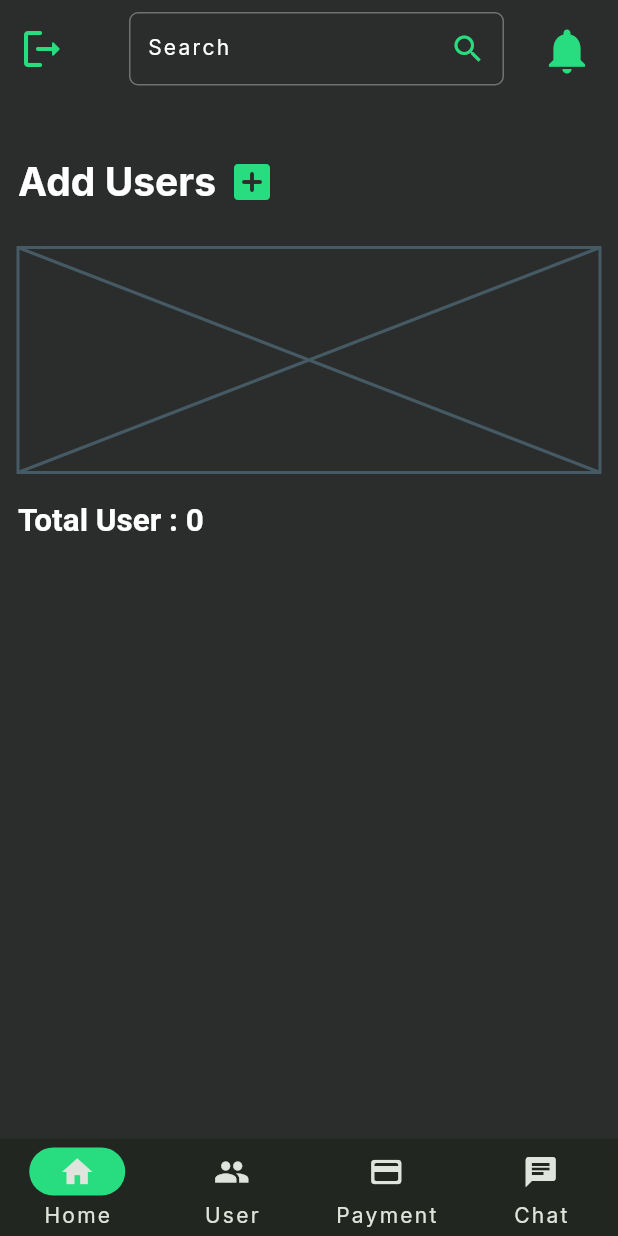
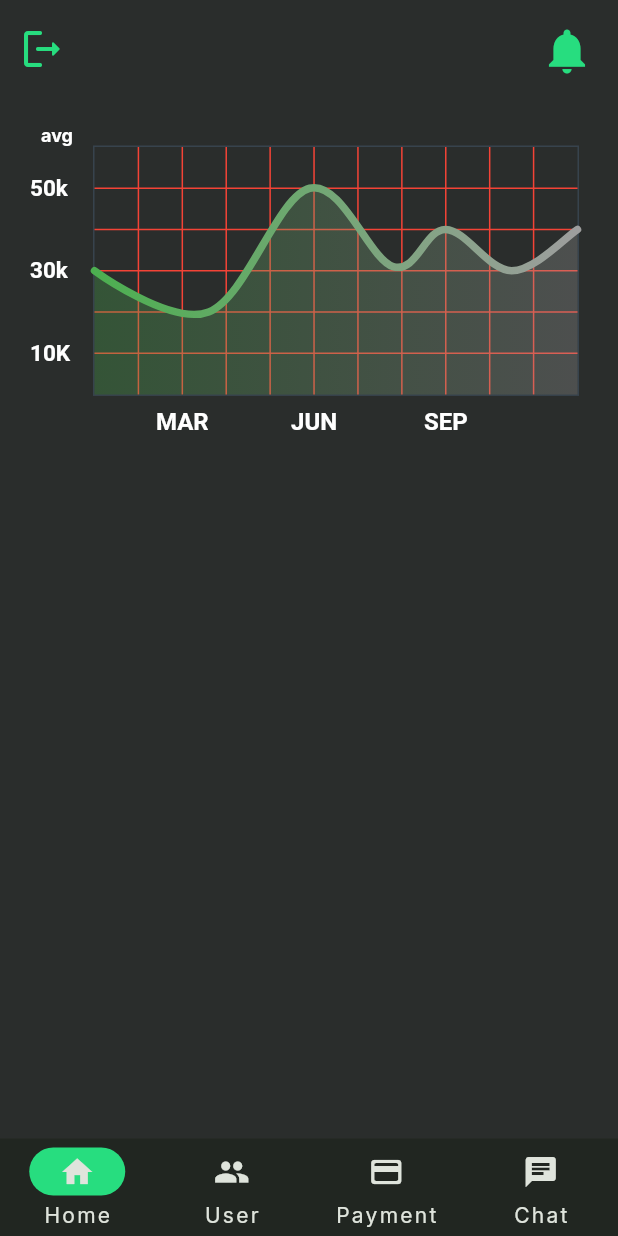
Before and after one commit to Vrindtime/PowerStone, a Flutter app: the screen it shows once a user with an empty profile is signed in, on a phone screen of 412 x 824 dp. Run offline on Flutter 3.47's test engine with Material 3 defaults, Android fonts, the phone set to English and light mode, and no system bars; drawn by our look-alikes of fl_chart; our stand-ins replace cloud_firestore, dropdown_button2, firebase_auth, firebase_core, firebase_storage, google_fonts and 3 more; accounts and stored records are empty.

Commit message:
fixed getting signout in create user page and added home screen with graph

```diff
--- /dev/null
+++ b/lib/common/monthly_fl_chart.dart
@@ -0,0 +1,291 @@
+import 'package:fl_chart/fl_chart.dart';
+import 'package:flutter/material.dart';
+
+class MonthlyFlowChart extends StatefulWidget {
+  const MonthlyFlowChart({super.key});
+
+  @override
+  State<MonthlyFlowChart> createState() => _MonthlyFlowChartState();
+}
+
+class _MonthlyFlowChartState extends State<MonthlyFlowChart> {
+  List<Color> gradientColors = [
+    Colors.green,
+    Colors.grey,
+  ];
+
+  bool showAvg = false;
+
+  @override
+  Widget build(BuildContext context) {
+    return Stack(
+      children: <Widget>[
+        AspectRatio(
+          aspectRatio: 1.70,
+          child: Padding(
+            padding: const EdgeInsets.only(
+              right: 18,
+              left: 12,
+              top: 24,
+              bottom: 12,
+            ),
+            child: LineChart(
+              showAvg ? avgData() : mainData(),
+            ),
+          ),
+        ),
+        SizedBox(
+          width: 60,
+          height: 34,
+          child: TextButton(
+            onPressed: () {
+              setState(() {
+                showAvg = !showAvg;
+              });
+            },
+            child: Text(
+              'avg',
+              style: TextStyle(
+                fontSize: 12,
+                color: showAvg ? Colors.white.withOpacity(0.5) : Colors.white,
+              ),
+            ),
+          ),
+        ),
+      ],
+    );
+  }
+
+  Widget bottomTitleWidgets(double value, TitleMeta meta) {
+    const style = TextStyle(
+      fontWeight: FontWeight.bold,
+      fontSize: 16,
+    );
+    Widget text;
+    switch (value.toInt()) {
+      case 2:
+        text = const Text('MAR', style: style);
+        break;
+      case 5:
+        text = const Text('JUN', style: style);
+        break;
+      case 8:
+        text = const Text('SEP', style: style);
+        break;
+      default:
+        text = const Text('', style: style);
+        break;
+    }
+
+    return SideTitleWidget(
+      axisSide: meta.axisSide,
+      child: text,
+    );
+  }
+
+  Widget leftTitleWidgets(double value, TitleMeta meta) {
+    const style = TextStyle(
+      fontWeight: FontWeight.bold,
+      fontSize: 15,
+    );
+    String text;
+    switch (value.toInt()) {
+      case 1:
+        text = '10K';
+        break;
+      case 3:
+        text = '30k';
+        break;
+      case 5:
+        text = '50k';
+        break;
+      default:
+        return Container();
+    }
+
+    return Text(text, style: style, textAlign: TextAlign.left);
+  }
+
+  LineChartData mainData() {
+    return LineChartData(
+      gridData: FlGridData(
+        show: true,
+        drawVerticalLine: true,
+        horizontalInterval: 1,
+        verticalInterval: 1,
+        getDrawingHorizontalLine: (value) {
+          return const FlLine(
+            color: Colors.red,
+            strokeWidth: 1,
+          );
+        },
+        getDrawingVerticalLine: (value) {
+          return const FlLine(
+            color: Colors.red,
+            strokeWidth: 1,
+          );
+        },
+      ),
+      titlesData: FlTitlesData(
+        show: true,
+        rightTitles: const AxisTitles(
+          sideTitles: SideTitles(showTitles: false),
+        ),
+        topTitles: const AxisTitles(
+          sideTitles: SideTitles(showTitles: false),
+        ),
+        bottomTitles: AxisTitles(
+          sideTitles: SideTitles(
+            showTitles: true,
+            reservedSize: 30,
+            interval: 1,
+            getTitlesWidget: bottomTitleWidgets,
+          ),
+        ),
+        leftTitles: AxisTitles(
+          sideTitles: SideTitles(
+            showTitles: true,
+            interval: 1,
+            getTitlesWidget: leftTitleWidgets,
+            reservedSize: 42,
+          ),
+        ),
+      ),
+      borderData: FlBorderData(
+        show: true,
+        border: Border.all(color: const Color(0xff37434d)),
+      ),
+      minX: 0,
+      maxX: 11,
+      minY: 0,
+      maxY: 6,
+      lineBarsData: [
+        LineChartBarData(
+          spots: const [
+            FlSpot(0, 3),
+            FlSpot(2.6, 2),
+            FlSpot(4.9, 5),
+            FlSpot(6.8, 3.1),
+            FlSpot(8, 4),
+            FlSpot(9.5, 3),
+            FlSpot(11, 4),
+          ],
+          isCurved: true,
+          gradient: LinearGradient(
+            colors: gradientColors,
+          ),
+          barWidth: 5,
+          isStrokeCapRound: true,
+          dotData: const FlDotData(
+            show: false,
+          ),
+          belowBarData: BarAreaData(
+            show: true,
+            gradient: LinearGradient(
+              colors: gradientColors
+                  .map((color) => color.withOpacity(0.3))
+                  .toList(),
+            ),
+          ),
+        ),
+      ],
+    );
+  }
+
+  LineChartData avgData() {
+    return LineChartData(
+      lineTouchData: const LineTouchData(enabled: false),
+      gridData: FlGridData(
+        show: true,
+        drawHorizontalLine: true,
+        verticalInterval: 1,
+        horizontalInterval: 1,
+        getDrawingVerticalLine: (value) {
+          return const FlLine(
+            color: Color(0xff37434d),
+            strokeWidth: 1,
+          );
+        },
+        getDrawingHorizontalLine: (value) {
+          return const FlLine(
+            color: Color(0xff37434d),
+            strokeWidth: 1,
+          );
+        },
+      ),
+      titlesData: FlTitlesData(
+        show: true,
+        bottomTitles: AxisTitles(
+          sideTitles: SideTitles(
+            showTitles: true,
+            reservedSize: 30,
+            getTitlesWidget: bottomTitleWidgets,
+            interval: 1,
+          ),
+        ),
+        leftTitles: AxisTitles(
+          sideTitles: SideTitles(
+            showTitles: true,
+            getTitlesWidget: leftTitleWidgets,
+            reservedSize: 42,
+            interval: 1,
+          ),
+        ),
+        topTitles: const AxisTitles(
+          sideTitles: SideTitles(showTitles: false),
+        ),
+        rightTitles: const AxisTitles(
+          sideTitles: SideTitles(showTitles: false),
+        ),
+      ),
+      borderData: FlBorderData(
+        show: true,
+        border: Border.all(color: const Color(0xff37434d)),
+      ),
+      minX: 0,
+      maxX: 11,
+      minY: 0,
+      maxY: 6,
+      lineBarsData: [
+        LineChartBarData(
+          spots: const [
+            FlSpot(0, 3.44),
+            FlSpot(2.6, 3.44),
+            FlSpot(4.9, 3.44),
+            FlSpot(6.8, 3.44),
+            FlSpot(8, 3.44),
+            FlSpot(9.5, 3.44),
+            FlSpot(11, 3.44),
+          ],
+          isCurved: true,
+          gradient: LinearGradient(
+            colors: [
+              ColorTween(begin: gradientColors[0], end: gradientColors[1])
+                  .lerp(0.2)!,
+              ColorTween(begin: gradientColors[0], end: gradientColors[1])
+                  .lerp(0.2)!,
+            ],
+          ),
+          barWidth: 5,
+          isStrokeCapRound: true,
+          dotData: const FlDotData(
+            show: false,
+          ),
+          belowBarData: BarAreaData(
+            show: true,
+            gradient: LinearGradient(
+              colors: [
+                ColorTween(begin: gradientColors[0], end: gradientColors[1])
+                    .lerp(0.2)!
+                    .withOpacity(0.1),
+                ColorTween(begin: gradientColors[0], end: gradientColors[1])
+                    .lerp(0.2)!
+                    .withOpacity(0.1),
+              ],
+            ),
+          ),
+        ),
+      ],
+    );
+  }
+}
--- a/lib/navigation_menu.dart
+++ b/lib/navigation_menu.dart
@@ -1,5 +1,6 @@
 import 'package:flutter/material.dart';
 import 'package:powerstone/pages/chat_page.dart';
+import 'package:powerstone/pages/home_page.dart';
 import 'package:powerstone/pages/payment_page.dart';
 import 'package:powerstone/pages/userdetails.dart';
 
@@ -34,7 +35,7 @@
         ],
       ),
       body: [
-        const UserDetails(),
+        const HomePage(),
         const UserDetails(),
         const PaymentPage(),
         const ChatPage(),
--- a/lib/pages/create_user.dart
+++ b/lib/pages/create_user.dart
@@ -150,7 +150,6 @@
         elevation: 0,
         leading: IconButton(
           onPressed: () async {
-            await FirebaseAuth.instance.signOut();
             Navigator.of(context).pop();
           },
           icon: const Icon(Icons.arrow_back_ios),
--- /dev/null
+++ b/lib/pages/home_page.dart
@@ -0,0 +1,62 @@
+import 'package:firebase_auth/firebase_auth.dart';
+import 'package:flutter/material.dart';
+import 'package:powerstone/common/monthly_fl_chart.dart';
+import 'package:powerstone/common/notification.dart';
+import 'package:powerstone/pages/loginPage.dart';
+
+class HomePage extends StatefulWidget {
+  const HomePage({super.key});
+
+  @override
+  State<HomePage> createState() => _HomePageState();
+}
+
+class _HomePageState extends State<HomePage> {
+  @override
+  Widget build(BuildContext context) {
+    return Scaffold(
+      appBar: customAppBar(context),
+      body: const Padding(
+        padding: EdgeInsets.all(8),
+        child: Column(
+          children: [
+            MonthlyFlowChart(),
+          ],
+        ),
+      ),
+    );
+  }
+  AppBar customAppBar(BuildContext context) {
+    return AppBar(
+      toolbarHeight: 65,
+      backgroundColor: Colors.transparent,
+      elevation: 0,
+      leading: IconButton(
+        onPressed: () async {
+          await FirebaseAuth.instance.signOut();
+          // ignore: use_build_context_synchronously
+          Navigator.of(context).push(MaterialPageRoute(builder: ((context) => const LoginPage())));
+        },
+        icon: const Icon(
+          Icons.logout_rounded,
+          size: 32,
+        ),
+        color: Theme.of(context).primaryColor,
+      ),
+      actions: [
+        Padding(
+          padding: const EdgeInsets.all(8.0),
+          child: IconButton(
+            icon: const Icon(Icons.notifications),
+            color: Theme.of(context).primaryColor,
+            iconSize: 36,
+            onPressed: () {
+              Navigator.of(context).push(MaterialPageRoute(
+                  builder: ((context) => const NotificationWidget())));
+            },
+          ),
+        )
+      ],
+    );
+  }
+}
--- a/pubspec.yaml
+++ b/pubspec.yaml
@@ -27,6 +27,7 @@
   dropdown_button2: ^2.3.9
   animations: ^2.0.11
   intl: ^0.19.0
+  fl_chart: ^0.66.2
 
 dev_dependencies:
   flutter_test:
```
Also changed, not shown: pubspec.lock.
